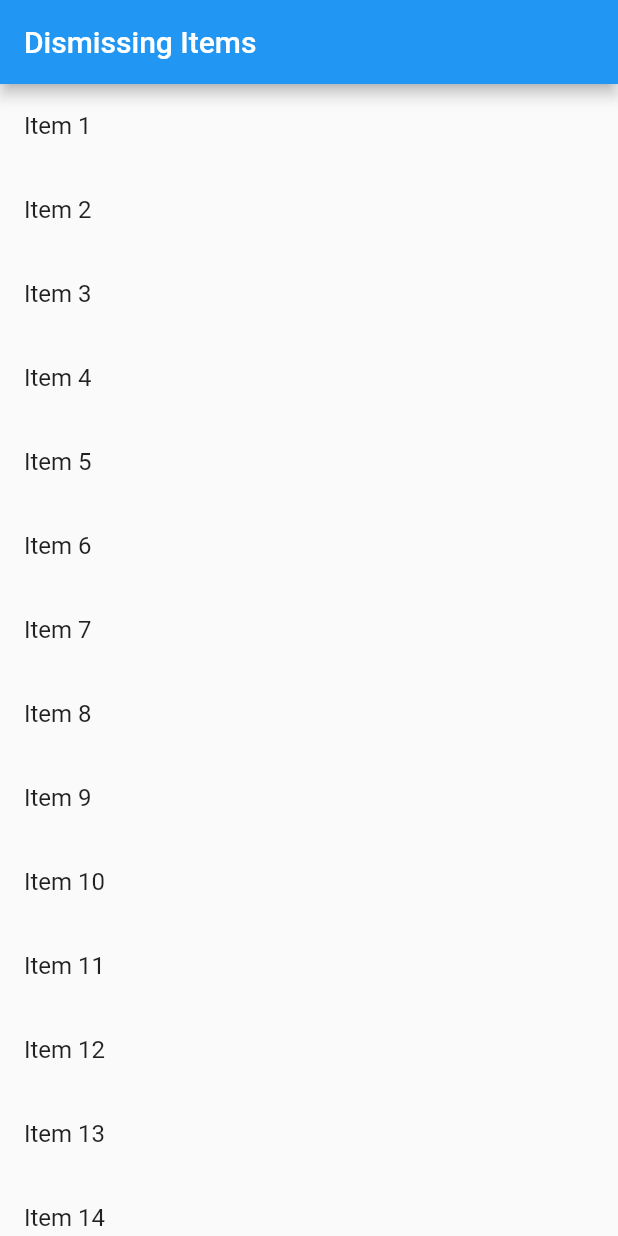
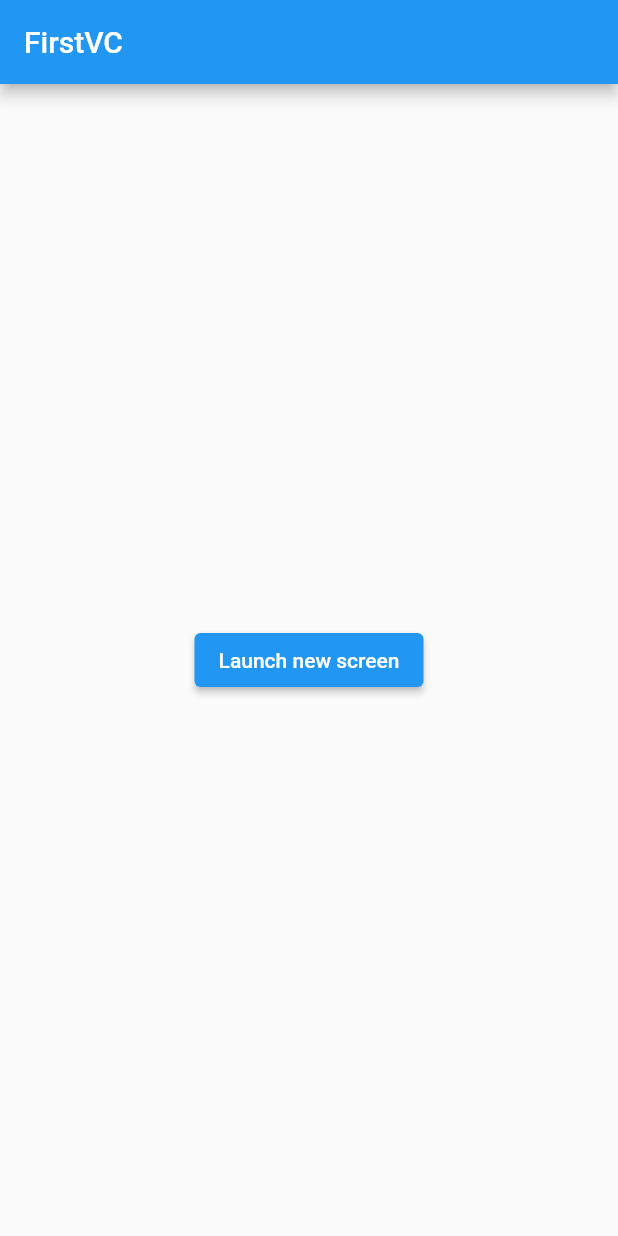
Before and after one commit to kenan0620/FlutterUI, a Flutter app: the screen it shows after launch, on a phone screen of 412 x 824 dp. Run offline on Flutter 3.47's test engine with Material 2 defaults, Android fonts, the phone set to English and light mode, and no system bars; our stand-ins replace cached_network_image, transparent_image.

Commit message:
导航到新页面并返回

```diff
--- /dev/null
+++ b/lib/NavigatorSmple.dart
@@ -0,0 +1,46 @@
+
+import 'package:flutter/material.dart';
+
+class Nav extends StatelessWidget {
+  @override
+  Widget build(BuildContext context) {
+    return new MaterialApp(
+      title: '导航',
+      home: new FirstVC(),
+    );
+  }
+}
+
+class FirstVC extends StatelessWidget {
+  @override
+  Widget build(BuildContext context) {
+    return new Scaffold(
+      appBar: new AppBar(
+        title: new Text('FirstVC'),
+      ),
+      body: new Center(
+        child: new ElevatedButton(onPressed: () {
+          // Navigate to second screen when tapped!
+          Navigator.push(context, new MaterialPageRoute(builder: (context) => new SecondVC()),);
+        }, child: new Text('Launch new screen')),
+      ),
+    );
+  }
+}
+
+class SecondVC extends StatelessWidget {
+  @override
+  Widget build(BuildContext context) {
+    return new Scaffold(
+      appBar: new AppBar(
+        title: new Text('SecondVC'),
+      ),
+      body: new Center(
+        child: new ElevatedButton(onPressed: () {
+          // Navigate back to First screen when tapped!
+          Navigator.pop(context);
+        }, child: new Text('go back')),
+      ),
+    );
+  }
+}
--- a/lib/main.dart
+++ b/lib/main.dart
@@ -1,7 +1,7 @@
 import 'package:flutter/material.dart';
 
-import 'Taps.dart';
+import 'NavigatorSmple.dart';
 
 void main() {
-  runApp(new ScrollCloseVC(items: new List<String>.generate(100, (index) => "Item ${index + 1}"),));
+  runApp(new Nav());
 }
```
Also changed, not shown: 2 other files.
